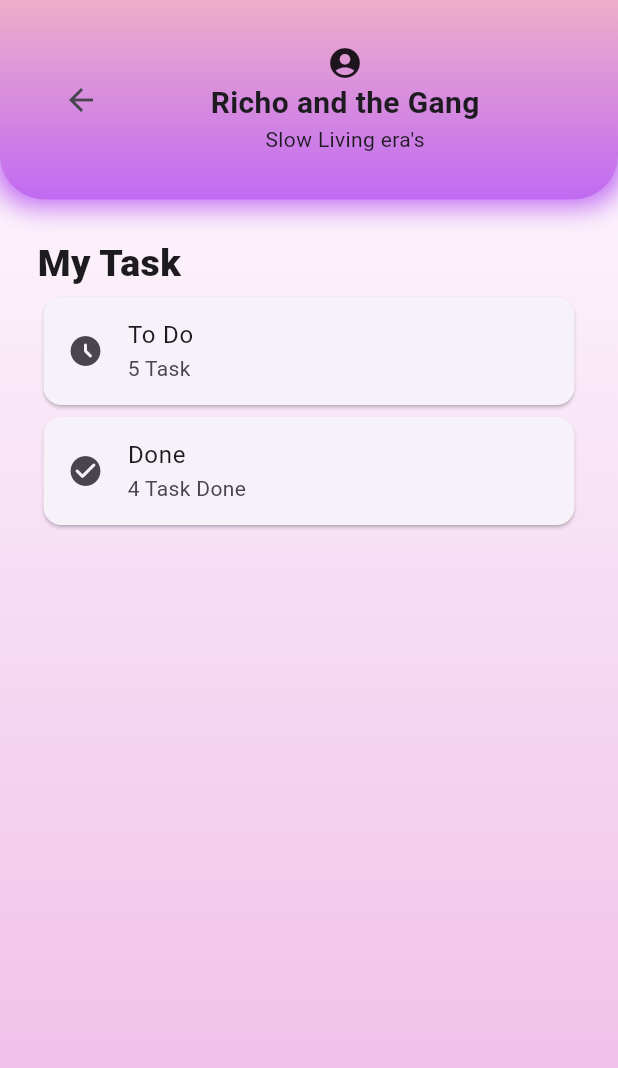
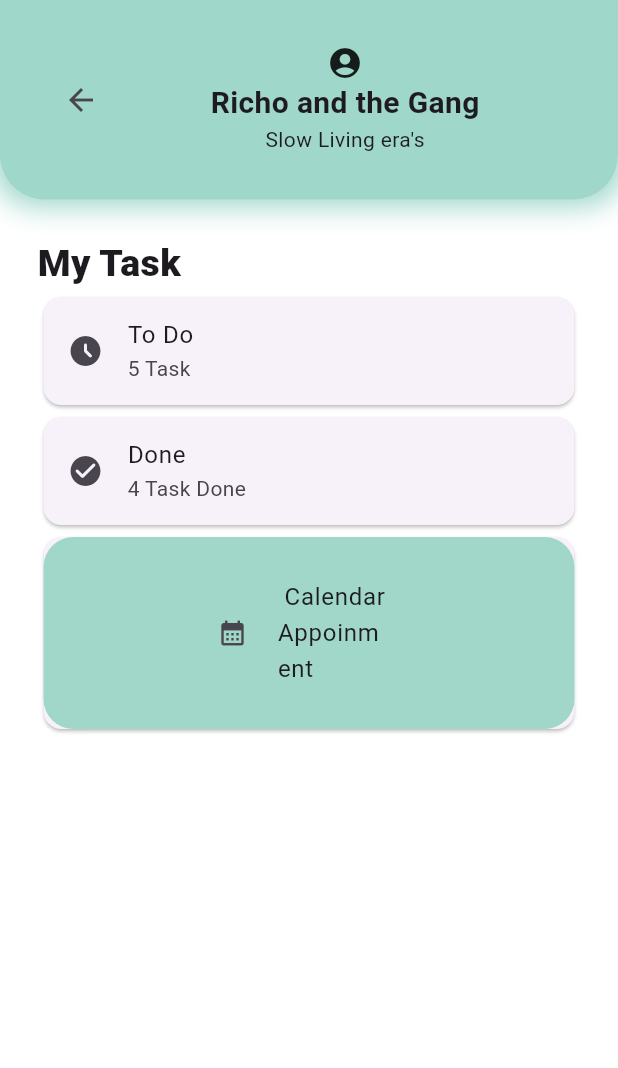
Before and after one commit to rotullima/todolist, a Flutter app: the HomeScreen screen opened directly, on a phone screen of 412 x 824 dp. Shown: the top 1068 px of the screen. Run offline on Flutter 3.47's test engine with Material 3 defaults, Android fonts, the phone set to English and light mode, and no system bars; our stand-ins replace syncfusion_flutter_calendar.

Commit message:
edit by selly

```diff
--- a/lib/app/todo_app.dart
+++ b/lib/app/todo_app.dart
@@ -1,6 +1,7 @@
 import 'package:flutter/material.dart';
 import 'package:projek2_aplikasi_todolist/screens/home_screen.dart';
 import 'package:projek2_aplikasi_todolist/screens/splash_screen.dart';
+import 'package:projek2_aplikasi_todolist/screens/calender.dart';
 
 void main() {
   runApp(const TodoApp());
--- a/lib/screens/home_screen.dart
+++ b/lib/screens/home_screen.dart
@@ -1,5 +1,6 @@
 import 'package:flutter/material.dart';
 import 'splash_screen.dart';
+import 'calender.dart';
 
 class HomeScreen extends StatelessWidget {
   const HomeScreen({super.key});
@@ -9,14 +10,7 @@ class HomeScreen extends StatelessWidget {
     return Scaffold(
       body: Container(
         decoration: const BoxDecoration(
-          gradient: LinearGradient(
-            colors: [
-              Color(0xFFFFFFFF),
-              Color(0xFFEEB7E7),
-            ],
-            begin: Alignment.topCenter,
-            end: Alignment.bottomCenter,
-          ),
+          color: Colors.white,
         ),
         child: Column(
           crossAxisAlignment: CrossAxisAlignment.start,
@@ -25,21 +19,14 @@ class HomeScreen extends StatelessWidget {
               width: double.infinity,
               padding: EdgeInsets.symmetric(horizontal: 30, vertical: 30),
               decoration: const BoxDecoration(
-                gradient: LinearGradient(
-                  colors: [
-                    Color(0xFFEEAECA),
-                    Color(0xFFC06AF2),
-                  ],
-                  begin: Alignment.topCenter,
-                  end: Alignment.bottomCenter,
-                ),
+                color: Color(0xFFA0D7CB),
                 borderRadius: BorderRadius.only(
                   bottomLeft: Radius.circular(30),
                   bottomRight: Radius.circular(30),
                 ),
                 boxShadow: [
                   BoxShadow(
-                      color: Color(0xFFC06AF2),
+                      color: Color(0xFFA0D7CB),
                       spreadRadius: 5,
                       blurRadius: 15),
                 ],
@@ -51,9 +38,12 @@ class HomeScreen extends StatelessWidget {
                   IconButton(
                     icon: Icon(Icons.arrow_back),
                     onPressed: () {
-                      Navigator.push(context, MaterialPageRoute(builder: (context) => SplashScreen()));
+                      Navigator.push(
+                          context,
+                          MaterialPageRoute(
+                              builder: (context) => SplashScreen()));
                     },
-                    ),
+                  ),
                   Expanded(
                     child: Column(
                       crossAxisAlignment: CrossAxisAlignment.center,
@@ -76,7 +66,10 @@ class HomeScreen extends StatelessWidget {
               child: Column(
                 crossAxisAlignment: CrossAxisAlignment.start,
                 children: [
-                  Text("My Task", style: TextStyle(fontSize: 25, fontWeight: FontWeight.w900),),
+                  Text(
+                    "My Task",
+                    style: TextStyle(fontSize: 25, fontWeight: FontWeight.w900),
+                  ),
                   Card(
                     child: ListTile(
                       leading: Icon(Icons.access_time_filled_rounded),
@@ -91,6 +84,37 @@ class HomeScreen extends StatelessWidget {
                       subtitle: Text("4 Task Done"),
                     ),
                   ),
+                  Card(
+                    child: Container(
+                        margin: EdgeInsets.all(0),
+                      child: Column(
+                        crossAxisAlignment: CrossAxisAlignment.start,
+                        children: [
+                          GestureDetector(
+                            onTap: () {
+                              Navigator.push(
+                                context,
+                                MaterialPageRoute(
+                                    builder: (context) => CalenderScreen()),
+                              );
+                            },
+                            child: Container(
+                                padding:  const EdgeInsets.symmetric(horizontal: 100, vertical: 20),
+                                decoration:  const BoxDecoration(
+                                    color: Color(0xFFA0D7C8),
+                                    borderRadius: BorderRadius.all(Radius.circular(20)),
+                                ),
+                                child: ListTile(
+                                    leading: Icon(Icons.calendar_month,
+                                    size: 20,),
+                                    title: Text(" Calendar Appoinment"),
+                                ),
+                            ),
+                          )
+                        ],
+                      ),
+                    ),
+                  )
                 ],
               ),
             ),
```
